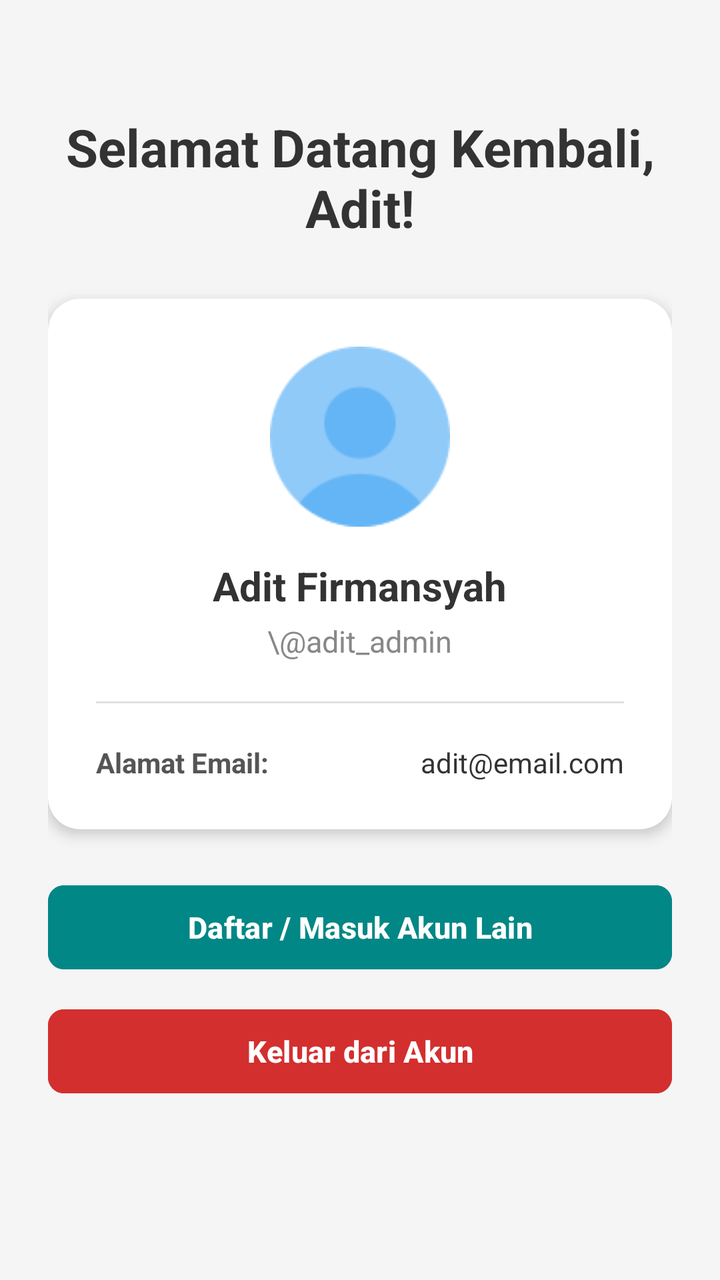
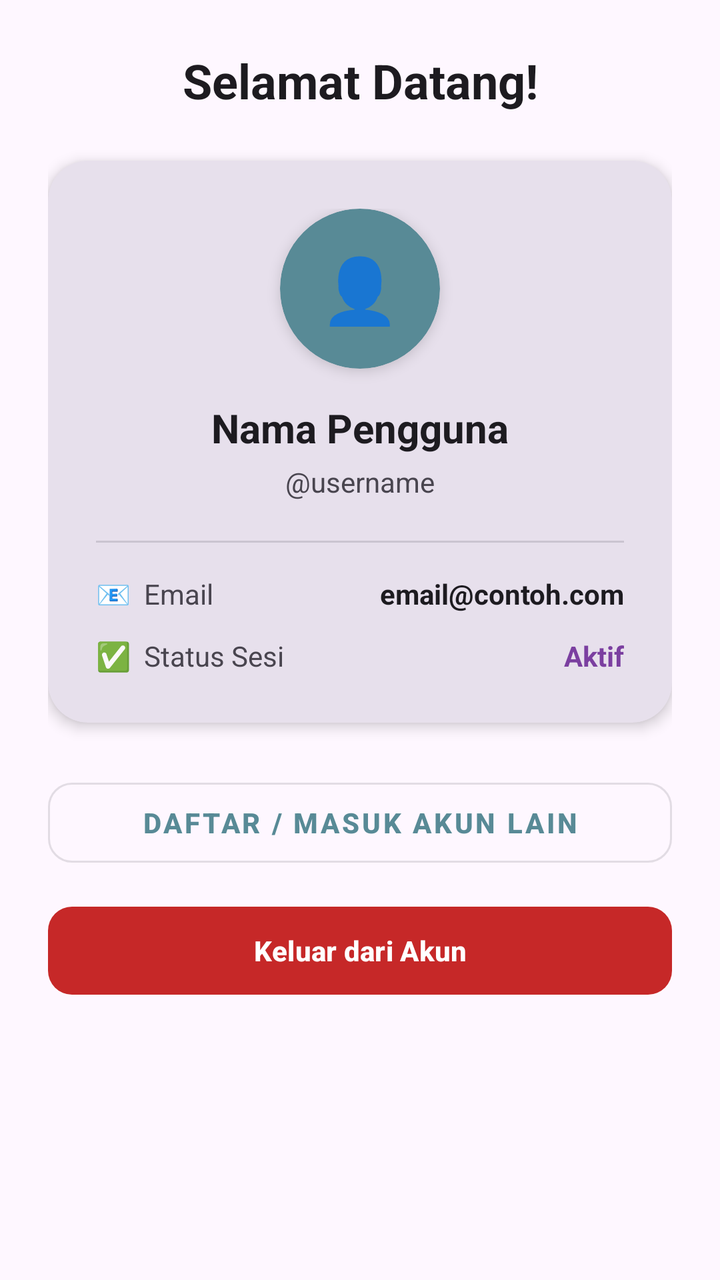

An Android layout rendered at two revisions. The XML below is the earlier revision; the diff shows what the commit changed to produce the second picture.
<!-- AndroidManifest.xml: application theme Theme.Penjualannya_adit -->
<!-- res/layout/activity_account.xml -->
<?xml version="1.0" encoding="utf-8"?>
<ScrollView xmlns:android="http://schemas.android.com/apk/res/android"
    xmlns:app="http://schemas.android.com/apk/res-auto"
    xmlns:tools="http://schemas.android.com/tools"
    android:layout_width="match_parent"
    android:layout_height="match_parent"
    android:background="#F5F5F5"
    android:fillViewport="true">

    <LinearLayout
        android:layout_width="match_parent"
        android:layout_height="wrap_content"
        android:gravity="center_horizontal"
        android:orientation="vertical"
        android:padding="24dp">

        
        <TextView
            android:id="@+id/tvWelcomeTitle"
            android:layout_width="match_parent"
            android:layout_height="wrap_content"
            android:layout_marginTop="32dp"
            android:text="Selamat Datang Kembali,\nAdit!"
            android:textColor="#333333"
            android:textSize="26sp"
            android:textStyle="bold"
            android:textAlignment="center" />

        
        <androidx.cardview.widget.CardView
            android:layout_width="match_parent"
            android:layout_height="wrap_content"
            android:layout_marginTop="28dp"
            app:cardCornerRadius="16dp"
            app:cardElevation="4dp"
            app:cardBackgroundColor="#FFFFFF">

            <LinearLayout
                android:layout_width="match_parent"
                android:layout_height="wrap_content"
                android:gravity="center_horizontal"
                android:orientation="vertical"
                android:padding="24dp">

                
                <ImageView
                    android:layout_width="90dp"
                    android:layout_height="90dp"
                    android:src="@drawable/user"
                    android:contentDescription="Avatar Pengguna" />

                
                <TextView
                    android:id="@+id/tvNamaProfil"
                    android:layout_width="wrap_content"
                    android:layout_height="wrap_content"
                    android:layout_marginTop="16dp"
                    android:text="Adit Firmansyah"
                    android:textColor="#333333"
                    android:textSize="20sp"
                    android:textStyle="bold" />

                
                <TextView
                    android:id="@+id/tvUsernameProfil"
                    android:layout_width="wrap_content"
                    android:layout_height="wrap_content"
                    android:layout_marginTop="4dp"
                    android:text="\@adit_admin"
                    android:textColor="#888888"
                    android:textSize="15sp" />

                <View
                    android:layout_width="match_parent"
                    android:layout_height="1dp"
                    android:layout_marginTop="20dp"
                    android:layout_marginBottom="20dp"
                    android:background="#E0E0E0" />

                
                <LinearLayout
                    android:layout_width="match_parent"
                    android:layout_height="wrap_content"
                    android:orientation="horizontal"
                    android:gravity="center_vertical">

                    <TextView
                        android:layout_width="wrap_content"
                        android:layout_height="wrap_content"
                        android:text="Alamat Email:"
                        android:textColor="#555555"
                        android:textSize="14sp"
                        android:textStyle="bold" />

                    <TextView
                        android:id="@+id/tvEmailProfil"
                        android:layout_width="0dp"
                        android:layout_height="wrap_content"
                        android:layout_weight="1"
                        android:text="adit@email.com"
                        android:textColor="#333333"
                        android:textSize="14sp"
                        android:textAlignment="textEnd" />
                </LinearLayout>

            </LinearLayout>
        </androidx.cardview.widget.CardView>

        
        <LinearLayout
            android:layout_width="match_parent"
            android:layout_height="wrap_content"
            android:layout_marginTop="24dp"
            android:orientation="vertical">

            
            <Button
                android:id="@+id/btnDaftarLagi"
                android:layout_width="match_parent"
                android:layout_height="50dp"
                android:backgroundTint="#018786"
                android:text="Daftar / Masuk Akun Lain"
                android:textColor="#FFFFFF"
                android:textSize="15sp"
                android:textStyle="bold"
                app:cornerRadius="8dp" />

            
            <Button
                android:id="@+id/btnLogout"
                android:layout_width="match_parent"
                android:layout_height="50dp"
                android:layout_marginTop="12dp"
                android:layout_marginBottom="32dp"
                android:backgroundTint="#D32F2F"
                android:text="Keluar dari Akun"
                android:textColor="#FFFFFF"
                android:textSize="15sp"
                android:textStyle="bold"
                app:cornerRadius="8dp" />

        </LinearLayout>

    </LinearLayout>
</ScrollView>
<!-- resources referenced by this layout -->
<resources>
  <!-- drawable user: png bitmap (drawable, 2409 bytes) -->
  <style name="Theme.Penjualannya_adit" parent="Base.Theme.Penjualannya_adit" />
  <style name="Base.Theme.Penjualannya_adit" parent="Theme.Material3.DayNight.NoActionBar">
          <item name="colorPrimary">@color/primary_brand</item>
          <item name="android:statusBarColor">@color/primary_brand</item>
          <item name="android:windowBackground">@color/background_light</item>
      </style>
  <color name="primary_brand">#588A96</color>
  <color name="background_light">#FDF6E3</color>
</resources>

<!-- the commit's change to res/layout/activity_account.xml (unified diff, before → after) -->
@@ -1,10 +1,9 @@
 <?xml version="1.0" encoding="utf-8"?>
 <ScrollView xmlns:android="http://schemas.android.com/apk/res/android"
     xmlns:app="http://schemas.android.com/apk/res-auto"
-    xmlns:tools="http://schemas.android.com/tools"
     android:layout_width="match_parent"
     android:layout_height="match_parent"
-    android:background="#F5F5F5"
+    android:background="?attr/colorSurface"
     android:fillViewport="true">
 
     <LinearLayout
@@ -12,28 +11,29 @@
         android:layout_height="wrap_content"
         android:gravity="center_horizontal"
         android:orientation="vertical"
-        android:padding="24dp">
+        android:padding="24dp"
+        android:paddingTop="40dp">
 
         
         <TextView
             android:id="@+id/tvWelcomeTitle"
             android:layout_width="match_parent"
             android:layout_height="wrap_content"
-            android:layout_marginTop="32dp"
-            android:text="Selamat Datang Kembali,\nAdit!"
-            android:textColor="#333333"
-            android:textSize="26sp"
-            android:textStyle="bold"
-            android:textAlignment="center" />
+            android:layout_marginBottom="24dp"
+            android:gravity="center"
+            android:text="Selamat Datang!"
+            android:textColor="?attr/colorOnSurface"
+            android:textSize="24sp"
+            android:textStyle="bold" />
 
         
         <androidx.cardview.widget.CardView
             android:layout_width="match_parent"
             android:layout_height="wrap_content"
-            android:layout_marginTop="28dp"
-            app:cardCornerRadius="16dp"
-            app:cardElevation="4dp"
-            app:cardBackgroundColor="#FFFFFF">
+            android:layout_marginBottom="24dp"
+            app:cardBackgroundColor="?attr/colorSurfaceVariant"
+            app:cardCornerRadius="20dp"
+            app:cardElevation="4dp">
 
             <LinearLayout
                 android:layout_width="match_parent"
@@ -43,39 +43,47 @@
                 android:padding="24dp">
 
                 
-                <ImageView
-                    android:layout_width="90dp"
-                    android:layout_height="90dp"
-                    android:src="@drawable/user"
-                    android:contentDescription="Avatar Pengguna" />
+                <androidx.cardview.widget.CardView
+                    android:layout_width="80dp"
+                    android:layout_height="80dp"
+                    android:layout_marginBottom="16dp"
+                    app:cardBackgroundColor="?attr/colorPrimary"
+                    app:cardCornerRadius="40dp"
+                    app:cardElevation="4dp">
 
-                
+                    <TextView
+                        android:layout_width="match_parent"
+                        android:layout_height="match_parent"
+                        android:gravity="center"
+                        android:text="👤"
+                        android:textSize="32sp" />
+                </androidx.cardview.widget.CardView>
+
                 <TextView
                     android:id="@+id/tvNamaProfil"
                     android:layout_width="wrap_content"
                     android:layout_height="wrap_content"
-                    android:layout_marginTop="16dp"
-                    android:text="Adit Firmansyah"
-                    android:textColor="#333333"
+                    android:text="Nama Pengguna"
+                    android:textColor="?attr/colorOnSurface"
                     android:textSize="20sp"
                     android:textStyle="bold" />
 
-                
                 <TextView
                     android:id="@+id/tvUsernameProfil"
                     android:layout_width="wrap_content"
                     android:layout_height="wrap_content"
                     android:layout_marginTop="4dp"
-                    android:text="\@adit_admin"
-                    android:textColor="#888888"
-                    android:textSize="15sp" />
+                    android:text="@username"
+                    android:textColor="?attr/colorOnSurfaceVariant"
+                    android:textSize="14sp" />
 
+                
                 <View
                     android:layout_width="match_parent"
                     android:layout_height="1dp"
                     android:layout_marginTop="20dp"
-                    android:layout_marginBottom="20dp"
-                    android:background="#E0E0E0" />
+                    android:layout_marginBottom="16dp"
+                    android:background="?attr/colorOutlineVariant" />
 
                 
                 <LinearLayout
@@ -87,59 +95,75 @@
                     <TextView
                         android:layout_width="wrap_content"
                         android:layout_height="wrap_content"
-                        android:text="Alamat Email:"
-                        android:textColor="#555555"
+                        android:text="📧  Email"
+                        android:textColor="?attr/colorOnSurfaceVariant"
                         android:textSize="14sp"
-                        android:textStyle="bold" />
+                        android:layout_weight="0" />
 
                     <TextView
                         android:id="@+id/tvEmailProfil"
                         android:layout_width="0dp"
                         android:layout_height="wrap_content"
                         android:layout_weight="1"
-                        android:text="adit@email.com"
-                        android:textColor="#333333"
+                        android:gravity="end"
+                        android:text="email@contoh.com"
+                        android:textColor="?attr/colorOnSurface"
                         android:textSize="14sp"
-                        android:textAlignment="textEnd" />
+                        android:textStyle="bold" />
+                </LinearLayout>
+
+                
+                <LinearLayout
+                    android:layout_width="match_parent"
+                    android:layout_height="wrap_content"
+                    android:layout_marginTop="12dp"
+                    android:orientation="horizontal"
+                    android:gravity="center_vertical">
+
+                    <TextView
+                        android:layout_width="wrap_content"
+                        android:layout_height="wrap_content"
+                        android:text="✅  Status Sesi"
+                        android:textColor="?attr/colorOnSurfaceVariant"
+                        android:textSize="14sp" />
+
+                    <TextView
+                        android:layout_width="0dp"
+                        android:layout_height="wrap_content"
+                        android:layout_weight="1"
+                        android:gravity="end"
+                        android:text="Aktif"
+                        android:textColor="@color/md_theme_primary"
+                        android:textSize="14sp"
+                        android:textStyle="bold" />
                 </LinearLayout>
 
             </LinearLayout>
         </androidx.cardview.widget.CardView>
 
         
-        <LinearLayout
+        <com.google.android.material.button.MaterialButton
+            android:id="@+id/btnDaftarLagi"
             android:layout_width="match_parent"
-            android:layout_height="wrap_content"
-            android:layout_marginTop="24dp"
-            android:orientation="vertical">
+            android:layout_height="52dp"
+            android:layout_marginBottom="12dp"
+            android:text="Daftar / Masuk Akun Lain"
+            android:textStyle="bold"
+            android:textSize="14sp"
+            app:cornerRadius="12dp"
+            style="@style/Widget.MaterialComponents.Button.OutlinedButton" />
 
-            
-            <Button
-                android:id="@+id/btnDaftarLagi"
-                android:layout_width="match_parent"
-                android:layout_height="50dp"
-                android:backgroundTint="#018786"
-                android:text="Daftar / Masuk Akun Lain"
-                android:textColor="#FFFFFF"
-                android:textSize="15sp"
-                android:textStyle="bold"
-                app:cornerRadius="8dp" />
-
-            
-            <Button
-                android:id="@+id/btnLogout"
-                android:layout_width="match_parent"
-                android:layout_height="50dp"
-                android:layout_marginTop="12dp"
-                android:layout_marginBottom="32dp"
-                android:backgroundTint="#D32F2F"
-                android:text="Keluar dari Akun"
-                android:textColor="#FFFFFF"
-                android:textSize="15sp"
-                android:textStyle="bold"
-                app:cornerRadius="8dp" />
-
-        </LinearLayout>
+        <com.google.android.material.button.MaterialButton
+            android:id="@+id/btnLogout"
+            android:layout_width="match_parent"
+            android:layout_height="52dp"
+            android:layout_marginBottom="32dp"
+            android:text="Keluar dari Akun"
+            android:textStyle="bold"
+            android:textSize="14sp"
+            app:cornerRadius="12dp"
+            app:backgroundTint="@color/color_logout_btn"
+            android:textColor="@android:color/white" />
 
     </LinearLayout>
 </ScrollView>
<!-- resource entries referenced after the edit -->
@@ -1,6 +1,7 @@
 <!-- resources referenced by this layout -->
 <resources>
-  <!-- drawable user: png bitmap (drawable, 2409 bytes) -->
+  <color name="color_logout_btn">#C62828</color>
+  <color name="md_theme_primary">#7B3FA0</color>
   <style name="Theme.Penjualannya_adit" parent="Base.Theme.Penjualannya_adit" />
   <style name="Base.Theme.Penjualannya_adit" parent="Theme.Material3.DayNight.NoActionBar">
           <item name="colorPrimary">@color/primary_brand</item>
